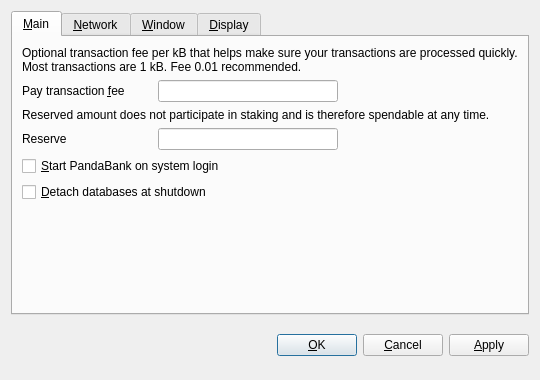
Qt form src/qt/forms/optionsdialog.ui (coinkeeper/2015-04-19_21-22_pandacoin) before a commit.
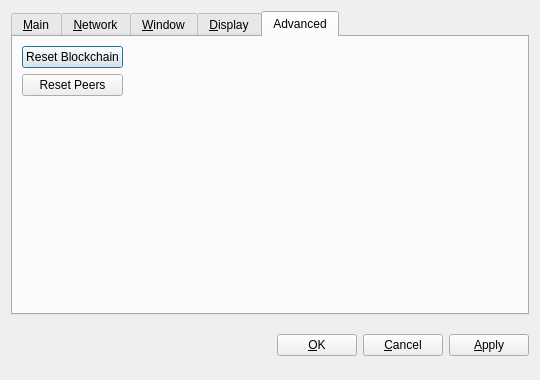
The same form after that commit. The open tabs and pages were chosen to show the change. Custom widgets are drawn as their Qt base class.

Diff of the .ui file:
```diff
--- a/src/qt/forms/optionsdialog.ui
+++ b/src/qt/forms/optionsdialog.ui
@@ -426,6 +426,57 @@
        </item>
       </layout>
      </widget>
+     <widget class="QWidget" name="tabAdvanced">
+      <attribute name="title">
+       <string>Advanced</string>
+      </attribute>
+      <layout class="QVBoxLayout" name="verticalLayout_2">
+       <item>
+        <layout class="QGridLayout" name="AdvancedTabLayout">
+         <item row="0" column="0">
+          <widget class="QPushButton" name="buttonResetBlockchain">
+           <property name="text">
+            <string>Reset Blockchain</string>
+           </property>
+          </widget>
+         </item>
+         <item row="1" column="0">
+          <widget class="QPushButton" name="buttonResetPeers">
+           <property name="text">
+            <string>Reset Peers</string>
+           </property>
+          </widget>
+         </item>
+         <item row="1" column="1">
+          <spacer name="horizontalSpacer">
+           <property name="orientation">
+            <enum>Qt::Horizontal</enum>
+           </property>
+           <property name="sizeHint" stdset="0">
+            <size>
+             <width>40</width>
+             <height>20</height>
+            </size>
+           </property>
+          </spacer>
+         </item>
+        </layout>
+       </item>
+       <item>
+        <spacer name="verticalSpacer">
+         <property name="orientation">
+          <enum>Qt::Vertical</enum>
+         </property>
+         <property name="sizeHint" stdset="0">
+          <size>
+           <width>20</width>
+           <height>222</height>
+          </size>
+         </property>
+        </spacer>
+       </item>
+      </layout>
+     </widget>
     </widget>
    </item>
    <item>
```
